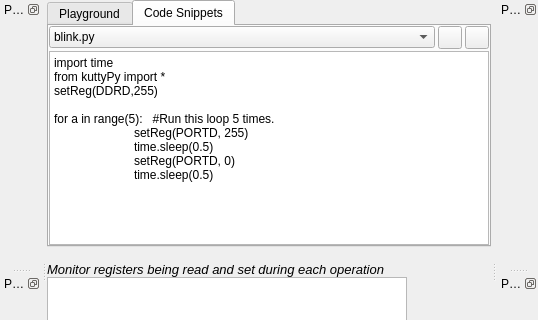
Qt form utilities/templates/layout.ui (csparkresearch/KuttyPy-GUI) before a commit; both pictures show x 0 to 538 and y 0 to 320 of the 538 by 564 pixel window.
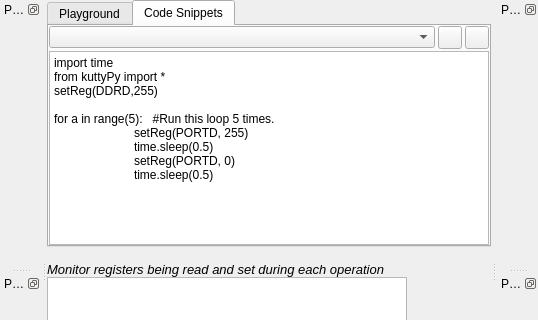
The same form after that commit. The open tabs and pages were chosen to show the change. Icons and pictures are not drawn.

The edit to the form file:
```diff
--- a/utilities/templates/layout.ui
+++ b/utilities/templates/layout.ui
@@ -187,13 +187,7 @@
          </widget>
         </item>
         <item row="0" column="0">
-         <widget class="QComboBox" name="comboBox">
-          <item>
-           <property name="text">
-            <string>blink.py</string>
-           </property>
-          </item>
-         </widget>
+         <widget class="QComboBox" name="exampleList"/>
         </item>
         <item row="1" column="0" colspan="3">
          <widget class="QPlainTextEdit" name="userCode">
```
Left out of the diff: 33 changed lines with no effect on the pictures.
